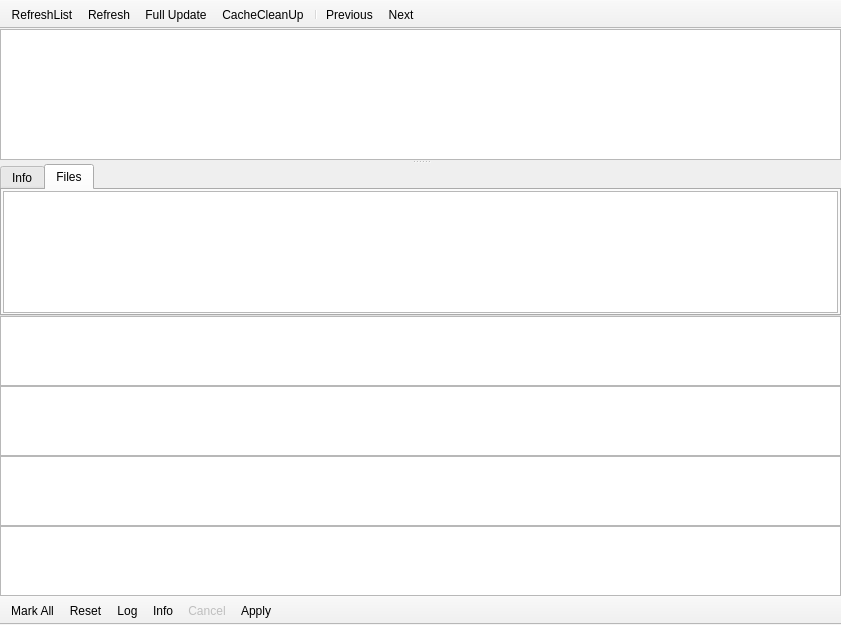
First picture: the form in src/mainwindow.ui, repository AlexLevkovich/QPacman, before the edit.
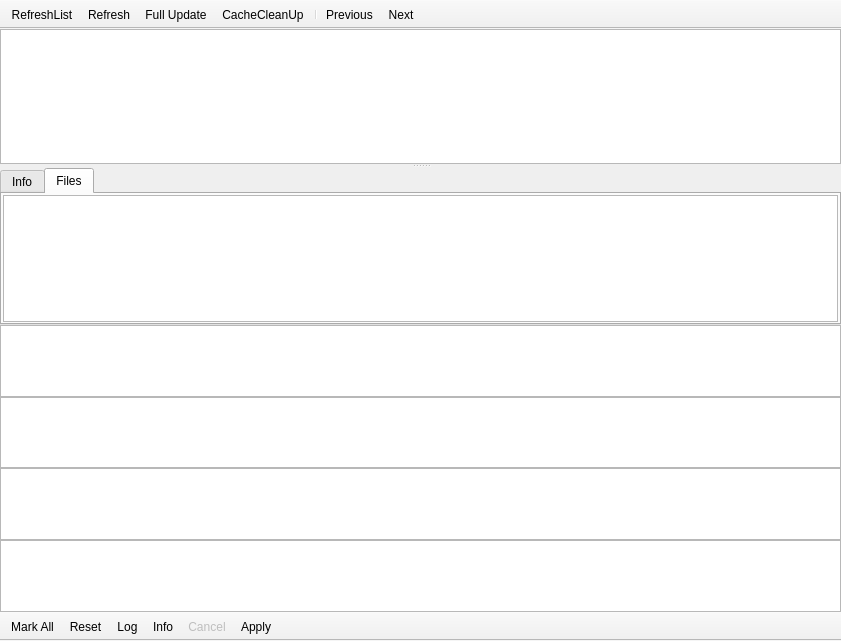
Second picture: the form after the edit. The open tabs and pages were chosen to show the change. Icons and pictures are not drawn. Custom widgets are drawn as their Qt base class.

Commit message: fix to prev and next buttons processing

The edit to the form file:
```diff
--- a/src/mainwindow.ui
+++ b/src/mainwindow.ui
@@ -7,7 +7,7 @@
     <x>0</x>
     <y>0</y>
     <width>841</width>
-    <height>625</height>
+    <height>641</height>
    </rect>
   </property>
   <property name="contextMenuPolicy">
@@ -135,7 +135,22 @@
               </attribute>
               <column>
                <property name="text">
-                <string notr="true"/>
+                <string>Name</string>
+               </property>
+              </column>
+              <column>
+               <property name="text">
+                <string>Size</string>
+               </property>
+              </column>
+              <column>
+               <property name="text">
+                <string>Permissions</string>
+               </property>
+              </column>
+              <column>
+               <property name="text">
+                <string>Modification Date</string>
                </property>
               </column>
              </widget>
```
The commit also changes 3 other files.
